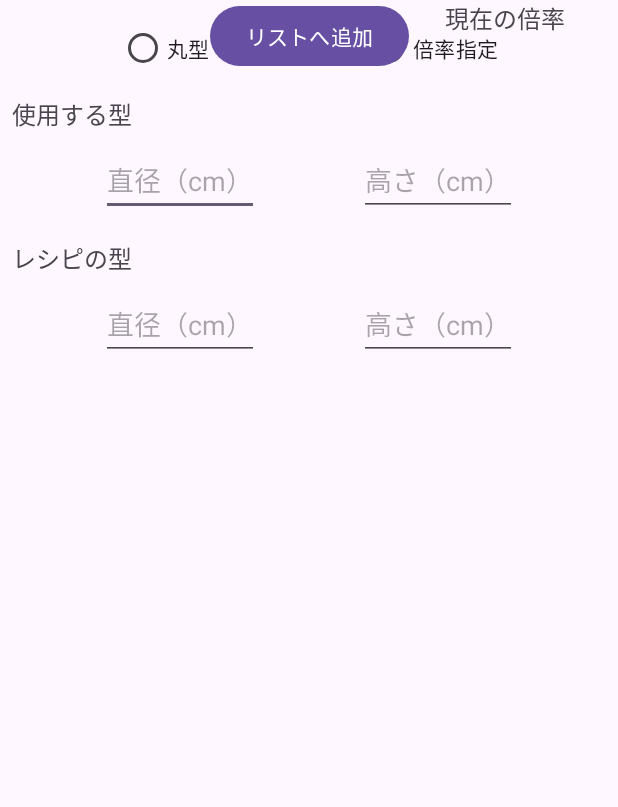
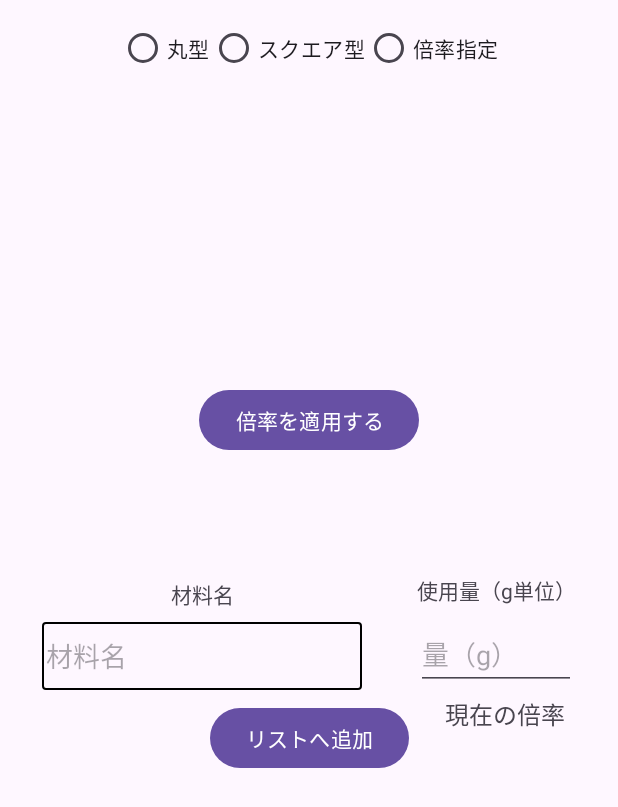
Before and after one commit to Aigiku/OrcaApplication, an Android app: the screen it shows after launch (MainActivity), on a phone screen of 412 x 824 dp. Shown: the top 807 px of the screen. Run offline under Robolectric (Android 15) with nearby library versions, the light colour scheme and no system bars.

Commit message:
vcs.xml add

```diff
--- a/app/src/main/java/com/example/orcaapplication/MainActivity.kt
+++ b/app/src/main/java/com/example/orcaapplication/MainActivity.kt
@@ -27,7 +27,7 @@
                 }
 
                 R.id.radio_square_title-> {
-                    circleEdView.visibility = View.GONE
+                    circleEdView.visibility = View.INVISIBLE
                     squareEdView.visibility = View.VISIBLE
                     magnificationEdView.visibility = View.GONE
 
@@ -35,7 +35,7 @@
 
                 }
                 R.id.radio_magnification_title -> {
-                    circleEdView.visibility = View.GONE
+                    circleEdView.visibility = View.INVISIBLE
                     squareEdView.visibility = View.GONE
                     magnificationEdView.visibility = View.VISIBLE
 
--- a/app/src/main/res/layout/activity_main.xml
+++ b/app/src/main/res/layout/activity_main.xml
@@ -43,10 +43,11 @@
             layout="@layout/circle_radiobtn_layout"
             android:layout_width="match_parent"
             android:layout_height="wrap_content"
+            android:visibility="invisible"
             app:layout_constraintEnd_toEndOf="parent"
             app:layout_constraintStart_toStartOf="parent"
             app:layout_constraintTop_toBottomOf="@+id/mold_tybe_radiogroup" />
-    <!--        constraintlayoutを使用しているため、bottomofで設定-->
+        <!--  適用ボタンの位置制約のため、円形のみinvisible表示（kotlinファイルも同様）    -->
 
         <!--スクエア型の入力欄-->
         <include
@@ -92,6 +93,7 @@
         app:layout_constraintHorizontal_bias="0.5"
         app:layout_constraintStart_toStartOf="parent" />
 
+
     <EditText
         android:id="@+id/ed_ingredients_amount"
         style="@style/MyEditTextStyle"
@@ -102,13 +104,12 @@
         android:layout_marginBottom="8dp"
         android:ems="5"
         android:hint="@string/ed_ingredients_amount"
-        android:inputType="numberDecimal"
+        android:imeOptions="actionDone"
+        android:inputType="number"
         app:layout_constraintBottom_toTopOf="@+id/addbtn"
         app:layout_constraintEnd_toEndOf="parent"
         app:layout_constraintHorizontal_bias="0.5"
-        app:layout_constraintStart_toEndOf="@+id/ed_ingredients_name"
-        android:imeOptions="actionDone"/>
-
+        app:layout_constraintStart_toEndOf="@+id/ed_ingredients_name" />
 
     <Button
         android:id="@+id/addbtn"
@@ -120,28 +121,38 @@
         app:layout_constraintEnd_toEndOf="parent"
         app:layout_constraintStart_toStartOf="parent" />
 
+        <androidx.recyclerview.widget.RecyclerView
+            android:id="@+id/recyclerView"
+            android:layout_width="match_parent"
+            android:layout_height="300dp"
+            app:layout_constraintBottom_toBottomOf="parent"
+            app:layout_constraintEnd_toEndOf="parent"
+            app:layout_constraintStart_toStartOf="parent" />
 
     <Button
         android:id="@+id/aplaybtn"
         android:layout_width="wrap_content"
         android:layout_height="wrap_content"
-        android:layout_marginBottom="16dp"
+        android:layout_marginTop="8dp"
         android:text="@string/apply_btn_text"
-        app:layout_constraintBottom_toTopOf="@+id/ed_ingredients_name"
         app:layout_constraintEnd_toEndOf="parent"
-        app:layout_constraintStart_toStartOf="parent" />
+        app:layout_constraintHorizontal_bias="0.5"
+        app:layout_constraintStart_toStartOf="parent"
+        app:layout_constraintTop_toBottomOf="@+id/circle_edview" />
 
     <TextView
         android:id="@+id/listviewtext"
         android:layout_width="wrap_content"
         android:layout_height="wrap_content"
-        android:layout_marginBottom="24dp"
+        android:layout_marginTop="8dp"
+        android:layout_marginBottom="32dp"
         android:text="@string/list_multiple_viewtext"
         android:textSize="16sp"
         app:layout_constraintBottom_toBottomOf="@+id/addbtn"
         app:layout_constraintEnd_toEndOf="parent"
         app:layout_constraintHorizontal_bias="0.408"
-        app:layout_constraintStart_toEndOf="@+id/addbtn" />
+        app:layout_constraintStart_toEndOf="@+id/addbtn"
+        app:layout_constraintTop_toBottomOf="@+id/ed_ingredients_amount" />
 
         <TextView
             android:id="@+id/list_multiple_view"
@@ -153,4 +164,23 @@
             app:layout_constraintStart_toStartOf="@+id/listviewtext"
             app:layout_constraintTop_toBottomOf="@+id/listviewtext" />
 
+    <TextView
+        android:layout_width="wrap_content"
+        android:layout_height="wrap_content"
+        android:layout_marginBottom="8dp"
+        android:text="@string/name_edit"
+        app:layout_constraintBottom_toTopOf="@+id/ed_ingredients_name"
+        app:layout_constraintEnd_toEndOf="@+id/ed_ingredients_name"
+        app:layout_constraintStart_toStartOf="@+id/ed_ingredients_name" />
+
+    <TextView
+        android:layout_width="wrap_content"
+        android:layout_height="wrap_content"
+        android:layout_marginBottom="8dp"
+        android:text="@string/amount_edit"
+        app:layout_constraintBottom_toTopOf="@+id/ed_ingredients_amount"
+        app:layout_constraintEnd_toEndOf="@+id/ed_ingredients_amount"
+        app:layout_constraintStart_toStartOf="@+id/ed_ingredients_amount" />
+
+
 </androidx.constraintlayout.widget.ConstraintLayout>
--- a/app/src/main/res/layout/circle_radiobtn_layout.xml
+++ b/app/src/main/res/layout/circle_radiobtn_layout.xml
@@ -61,7 +61,7 @@
         android:layout_height="wrap_content"
         android:layout_marginTop="8dp"
         android:hint="@string/mold_height"
-        style="@style/MyEditTextStyle"
+        style="@style/MyEditTextStyleDone"
         app:layout_constraintEnd_toEndOf="parent"
         app:layout_constraintHorizontal_bias="0.5"
         app:layout_constraintStart_toEndOf="@+id/ircle_recipe_mold_mold_diameter"
--- a/app/src/main/res/layout/magnification_radiobtn_layout.xml
+++ b/app/src/main/res/layout/magnification_radiobtn_layout.xml
@@ -23,9 +23,8 @@
         android:layout_width="wrap_content"
         android:layout_height="wrap_content"
         android:layout_marginTop="8dp"
-        android:background="@drawable/edit_field_design"
+        style="@style/MyEditTextStyleDone"
         android:ems="5"
-        android:inputType="numberDecimal"
         android:hint="@string/magnification_ed_hint"
         app:layout_constraintEnd_toEndOf="parent"
         app:layout_constraintHorizontal_bias="0.5"
--- a/app/src/main/res/layout/square_radiobtn_layout.xml
+++ b/app/src/main/res/layout/square_radiobtn_layout.xml
@@ -98,7 +98,7 @@
 
     <EditText
         android:id="@+id/square_recipe_mold_height"
-        style="@style/MyEditTextStyle"
+        style="@style/MyEditTextStyleDone"
         android:layout_width="wrap_content"
         android:layout_height="wrap_content"
         android:layout_marginTop="8dp"
--- a/app/src/main/res/values/strings.xml
+++ b/app/src/main/res/values/strings.xml
@@ -17,6 +17,9 @@
     <string name="multiple_text">倍</string>
     <string name="list_multiple_viewtext">現在の倍率</string>
     <string name="list_unit">g</string>
+    <string name="name_edit">材料名</string>
+    <string name="amount_edit">使用量（g単位）</string>
+
 
     <string name="apply_btn_text">倍率を適用する</string>
     <string name="add_btn_text">リストへ追加</string>
```
Lines whose indentation alone changed are shown as unchanged.
